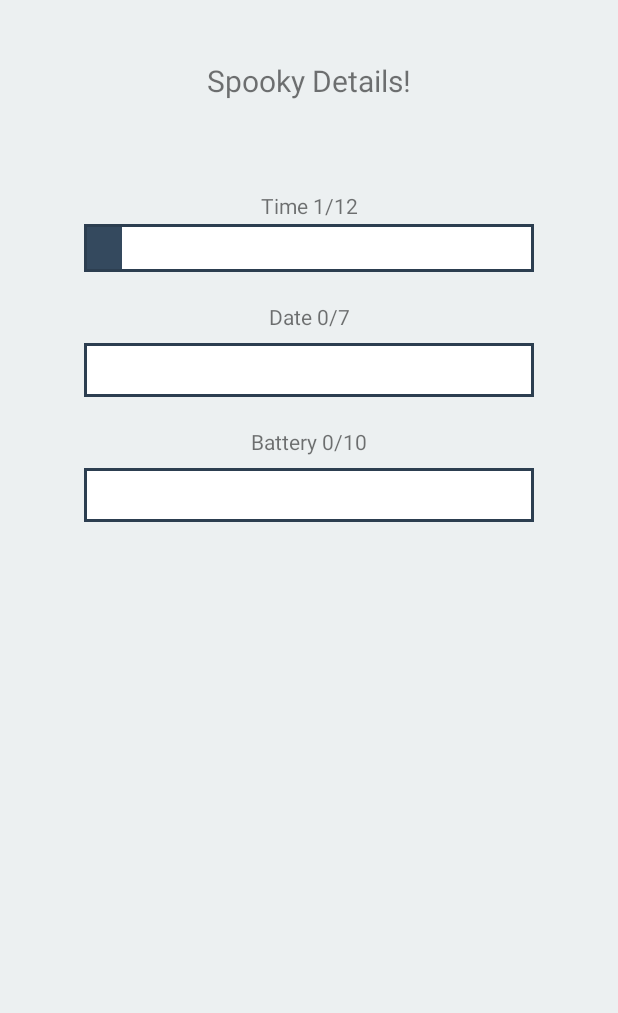
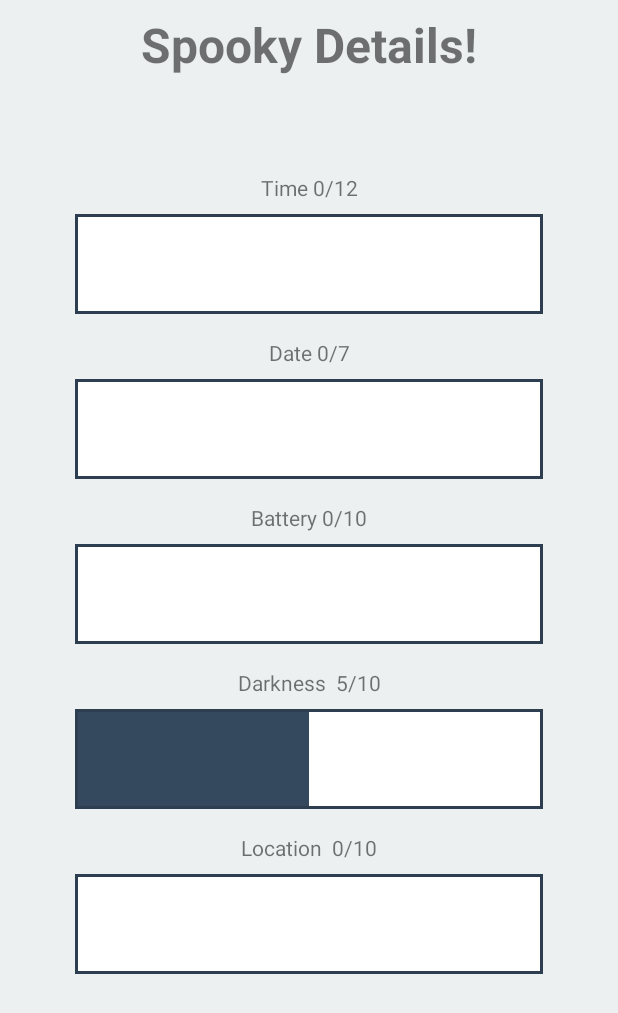
Before and after one commit to Luminations/spooky, an Android app: the SpookyDetail screen opened directly, with no data from a screen before it, on a phone screen of 412 x 824 dp. Shown: the top 1013 px of the screen. Run offline under Robolectric (Android 15) with nearby library versions, the phone set to English and light mode, and no system bars; 1 statement that could not run was skipped.

Commit message:
remade spooky details

```diff
--- a/spooky/Programm/app/src/main/java/team1/red/zli/spookymeter/SpookyDetail.java
+++ b/spooky/Programm/app/src/main/java/team1/red/zli/spookymeter/SpookyDetail.java
@@ -22,32 +22,48 @@ public class SpookyDetail extends Activity{
             ArrayList<Integer> spookyDetails = (ArrayList<Integer>) msg.obj;
 
             //title
-            TextView titleText = findViewById(R.id.textView4);
+            TextView titleText = findViewById(R.id.textView2);
             titleText.setText("Spooky Details!");
 
             //time
-            ProgressBar timeProgress = findViewById(R.id.progressBar2);
+            ProgressBar timeProgress = findViewById(R.id.progressBar);
             timeProgress.setMax(12);
-            timeProgress.setProgress(spookyDetails.get(5));
+            timeProgress.setProgress(spookyDetails.get(4));
 
             TextView timeText = findViewById(R.id.textView3);
-            timeText.setText("Time " + spookyDetails.get(5) + "/" + "12");
+            timeText.setText("Time " + spookyDetails.get(4) + "/" + "12");
 
             //date
-            ProgressBar dateProgres = findViewById(R.id.progressBar4);
+            ProgressBar dateProgres = findViewById(R.id.progressBar2);
             dateProgres.setMax(7);
-            dateProgres.setProgress(spookyDetails.get(4));
+            dateProgres.setProgress(spookyDetails.get(3));
 
-            TextView dateText = findViewById(R.id.textView5);
-            dateText.setText("Date " + spookyDetails.get(4) + "/" + "7");
+            TextView dateText = findViewById(R.id.textView4);
+            dateText.setText("Date " + spookyDetails.get(3) + "/" + "7");
 
             //battery
-            ProgressBar batteryProgress = findViewById(R.id.progressBar);
+            ProgressBar batteryProgress = findViewById(R.id.progressBar3);
             batteryProgress.setMax(10);
             batteryProgress.setProgress(spookyDetails.get(0));
 
-            TextView batteryText = findViewById(R.id.textView2);
+            TextView batteryText = findViewById(R.id.textView5);
             batteryText.setText("Battery " + spookyDetails.get(0) + "/" + "10");
+
+            //darkness
+            ProgressBar darknessProgress = findViewById(R.id.progressBar4);
+            darknessProgress.setMax(10);
+            darknessProgress.setProgress(spookyDetails.get(1));
+
+            TextView darknessText = findViewById(R.id.textView6);
+            darknessText.setText("Darkness  " + spookyDetails.get(1) + "/" + "10");
+
+            //location
+            ProgressBar locationProgress = findViewById(R.id.progressBar5);
+            locationProgress.setMax(10);
+            locationProgress.setProgress(spookyDetails.get(2));
+
+            TextView locationText = findViewById(R.id.textView7);
+            locationText.setText("Location  " + spookyDetails.get(2) + "/" + "10");
         }
     };
 
--- a/spooky/Programm/app/src/main/res/layout/spooky_detail.xml
+++ b/spooky/Programm/app/src/main/res/layout/spooky_detail.xml
@@ -6,53 +6,89 @@
     android:layout_height="match_parent"
     android:background="#ecf0f1">
 
+    <TextView
+        android:id="@+id/textView2"
+        android:layout_width="wrap_content"
+        android:layout_height="wrap_content"
+        android:layout_marginEnd="8dp"
+        android:layout_marginStart="8dp"
+        android:layout_marginTop="8dp"
+        android:text="TextView"
+        android:textSize="32sp"
+        android:textStyle="bold"
+        app:layout_constraintEnd_toEndOf="parent"
+        app:layout_constraintStart_toStartOf="parent"
+        app:layout_constraintTop_toTopOf="parent" />
+
+    <TextView
+        android:id="@+id/textView3"
+        android:layout_width="wrap_content"
+        android:layout_height="wrap_content"
+        android:layout_marginEnd="8dp"
+        android:layout_marginStart="8dp"
+        android:layout_marginTop="64dp"
+        android:text="TextView"
+        app:layout_constraintEnd_toEndOf="parent"
+        app:layout_constraintStart_toStartOf="parent"
+        app:layout_constraintTop_toBottomOf="@+id/textView2" />
+
     <ProgressBar
-        android:id="@+id/progressBar2"
+        android:id="@+id/progressBar"
         style="?android:attr/progressBarStyleHorizontal"
-        android:layout_width="300dp"
-        android:layout_height="32dp"
-        android:background="#FFF"
+        android:layout_width="0dp"
+        android:layout_height="100px"
+        android:layout_marginEnd="50dp"
+        android:layout_marginStart="50dp"
+        android:layout_marginTop="8dp"
         android:progressDrawable="@drawable/custom_progressbar"
         app:layout_constraintEnd_toEndOf="parent"
         app:layout_constraintStart_toStartOf="parent"
         app:layout_constraintTop_toBottomOf="@+id/textView3" />
 
     <TextView
-        android:id="@+id/textView3"
-        android:layout_width="183dp"
-        android:layout_height="22dp"
+        android:id="@+id/textView4"
+        android:layout_width="wrap_content"
+        android:layout_height="wrap_content"
         android:layout_marginEnd="8dp"
         android:layout_marginStart="8dp"
-        android:layout_marginTop="60dp"
-        android:background="#ecf0f1"
-        android:text="Time"
-        android:textAlignment="center"
+        android:layout_marginTop="16dp"
+        android:text="TextView"
         app:layout_constraintEnd_toEndOf="parent"
-        app:layout_constraintHorizontal_bias="0.503"
+        app:layout_constraintStart_toStartOf="parent"
+        app:layout_constraintTop_toBottomOf="@+id/progressBar" />
+
+    <ProgressBar
+        android:id="@+id/progressBar2"
+        style="?android:attr/progressBarStyleHorizontal"
+        android:layout_width="0dp"
+        android:layout_height="100px"
+        android:layout_marginEnd="50dp"
+        android:layout_marginStart="50dp"
+        android:layout_marginTop="8dp"
+        android:progressDrawable="@drawable/custom_progressbar"
+        app:layout_constraintEnd_toEndOf="parent"
         app:layout_constraintStart_toStartOf="parent"
         app:layout_constraintTop_toBottomOf="@+id/textView4" />
 
     <TextView
         android:id="@+id/textView5"
-
-        android:layout_width="183dp"
+        android:layout_width="wrap_content"
         android:layout_height="wrap_content"
         android:layout_marginEnd="8dp"
         android:layout_marginStart="8dp"
-        android:layout_marginTop="20dp"
-        android:text="Date"
-        android:textAlignment="center"
+        android:layout_marginTop="16dp"
+        android:text="TextView"
         app:layout_constraintEnd_toEndOf="parent"
         app:layout_constraintStart_toStartOf="parent"
         app:layout_constraintTop_toBottomOf="@+id/progressBar2" />
 
     <ProgressBar
-        android:id="@+id/progressBar4"
+        android:id="@+id/progressBar3"
         style="?android:attr/progressBarStyleHorizontal"
-        android:layout_width="300dp"
-        android:layout_height="36dp"
-        android:layout_marginEnd="8dp"
-        android:layout_marginStart="8dp"
+        android:layout_width="0dp"
+        android:layout_height="100px"
+        android:layout_marginEnd="50dp"
+        android:layout_marginStart="50dp"
         android:layout_marginTop="8dp"
         android:progressDrawable="@drawable/custom_progressbar"
         app:layout_constraintEnd_toEndOf="parent"
@@ -60,42 +96,53 @@
         app:layout_constraintTop_toBottomOf="@+id/textView5" />
 
     <TextView
-        android:id="@+id/textView2"
-        android:layout_width="183dp"
+        android:id="@+id/textView6"
+        android:layout_width="wrap_content"
         android:layout_height="wrap_content"
         android:layout_marginEnd="8dp"
         android:layout_marginStart="8dp"
-        android:layout_marginTop="20dp"
-        android:text="Battery"
-        android:textAlignment="center"
+        android:layout_marginTop="16dp"
+        android:text="TextView"
+        app:layout_constraintEnd_toEndOf="parent"
+        app:layout_constraintStart_toStartOf="parent"
+        app:layout_constraintTop_toBottomOf="@+id/progressBar3" />
+
+    <ProgressBar
+        android:id="@+id/progressBar4"
+        style="?android:attr/progressBarStyleHorizontal"
+        android:layout_width="0dp"
+        android:layout_height="100px"
+        android:layout_marginEnd="50dp"
+        android:layout_marginStart="50dp"
+        android:layout_marginTop="8dp"
+        android:progressDrawable="@drawable/custom_progressbar"
+        app:layout_constraintEnd_toEndOf="parent"
+        app:layout_constraintStart_toStartOf="parent"
+        app:layout_constraintTop_toBottomOf="@+id/textView6" />
+
+    <TextView
+        android:id="@+id/textView7"
+        android:layout_width="wrap_content"
+        android:layout_height="wrap_content"
+        android:layout_marginEnd="8dp"
+        android:layout_marginStart="8dp"
+        android:layout_marginTop="16dp"
+        android:text="TextView"
         app:layout_constraintEnd_toEndOf="parent"
         app:layout_constraintStart_toStartOf="parent"
         app:layout_constraintTop_toBottomOf="@+id/progressBar4" />
 
     <ProgressBar
-        android:id="@+id/progressBar"
+        android:id="@+id/progressBar5"
         style="?android:attr/progressBarStyleHorizontal"
-        android:layout_width="300dp"
-        android:layout_height="36dp"
-        android:layout_marginEnd="8dp"
-        android:layout_marginStart="8dp"
+        android:layout_width="0dp"
+        android:layout_height="100px"
+        android:layout_marginEnd="50dp"
+        android:layout_marginStart="50dp"
         android:layout_marginTop="8dp"
         android:progressDrawable="@drawable/custom_progressbar"
         app:layout_constraintEnd_toEndOf="parent"
         app:layout_constraintStart_toStartOf="parent"
-        app:layout_constraintTop_toBottomOf="@+id/textView2" />
-
-    <TextView
-        android:id="@+id/textView4"
-        android:layout_width="wrap_content"
-        android:layout_height="wrap_content"
-        android:layout_marginEnd="8dp"
-        android:layout_marginStart="8dp"
-        android:layout_marginTop="40dp"
-        android:text="TextView"
-        android:textSize="20sp"
-        app:layout_constraintEnd_toEndOf="parent"
-        app:layout_constraintStart_toStartOf="parent"
-        app:layout_constraintTop_toTopOf="parent" />
+        app:layout_constraintTop_toBottomOf="@+id/textView7" />
 
 </android.support.constraint.ConstraintLayout>
```
